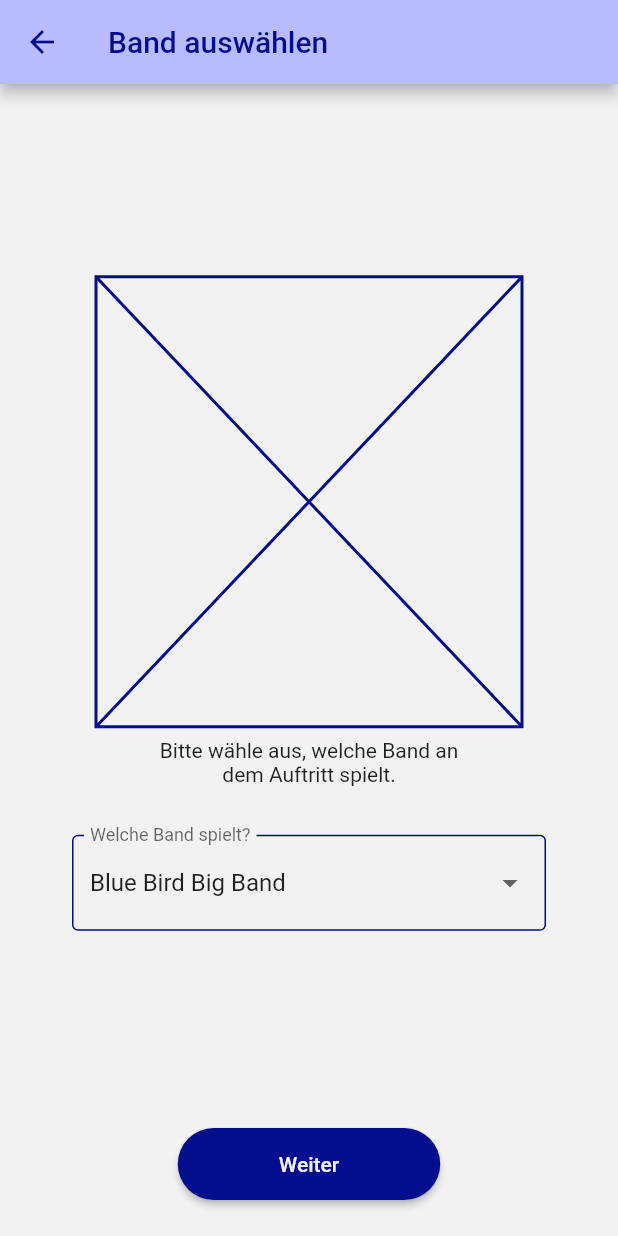
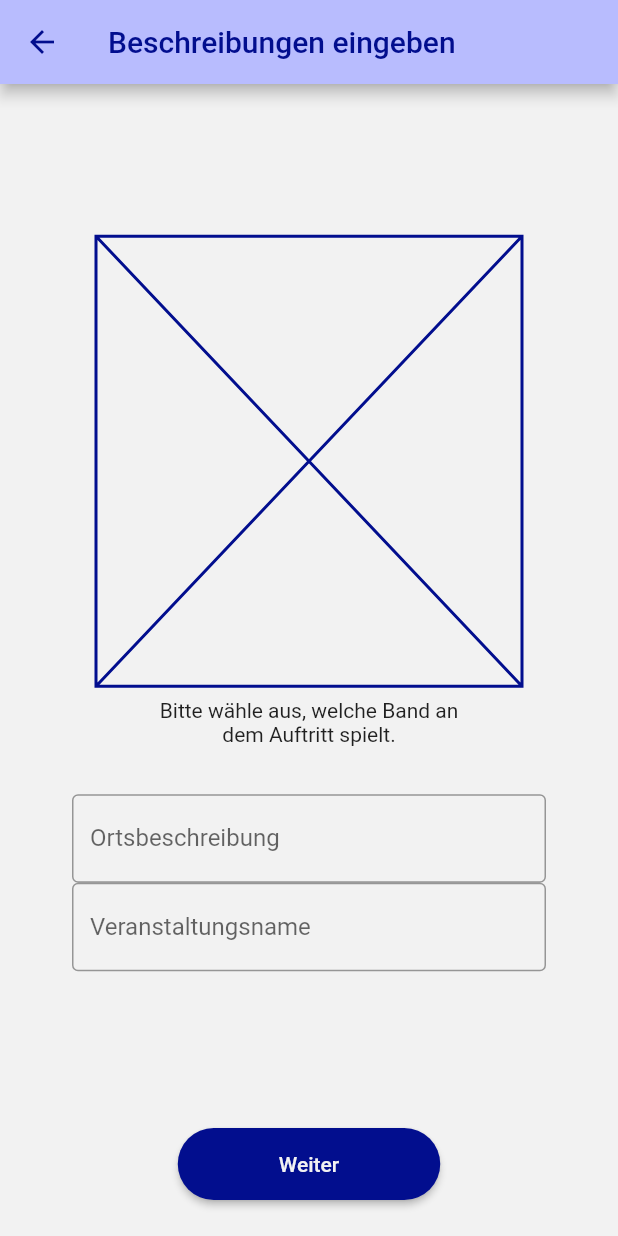
Before and after one commit to Mavv3006/Blue-Bird-Big-Band-Admin, a Flutter app: the AddingConcert1Screen screen opened by its route, after a tap on "Weiter", on a phone screen of 412 x 824 dp. Run offline on Flutter 3.47's test engine with Material 2 defaults, Android fonts, the phone set to English and light mode, and no system bars.

Commit message:
started working on page 2

```diff
--- a/lib/main.dart
+++ b/lib/main.dart
@@ -1,5 +1,6 @@
 import 'package:admin_app/resources/provider/concert_provider.dart';
 import 'package:admin_app/screens/addingConcertScreen/adding_concert_1.dart';
+import 'package:admin_app/screens/addingConcertScreen/adding_concert_2.dart';
 import 'package:admin_app/util/colors.dart';
 import 'package:admin_app/util/routes.dart';
 import 'package:flutter/material.dart';
@@ -26,14 +27,25 @@ class MyApp extends StatelessWidget {
       child: MaterialApp(
         title: 'BBBB Admin',
         theme: ThemeData(
-          primarySwatch: MyColors.darkBlueColor,
-          bottomAppBarColor: MyColors.darkBlueColor,
+          colorScheme: const ColorScheme(
+            brightness: Brightness.light,
+            primary: AddingConcertColors.lightBlue,
+            onPrimary: AddingConcertColors.darkBlue,
+            secondary: Colors.amber,
+            onSecondary: Colors.black87,
+            error: Colors.redAccent,
+            onError: Colors.black87,
+            background: AddingConcertColors.backgroundColor,
+            onBackground: Colors.black,
+            surface: Colors.white,
+            onSurface: Colors.black87,
+          ),
         ),
         initialRoute: Routes.index,
         routes: {
           Routes.index: (context) => const ConcertListScreen(),
           Routes.addConcert1: (context) => const AddingConcert1Screen(),
-          // Routes.addConcert2: (context) => const AddingConcertScreen(),
+          Routes.addConcert2: (context) => const AddingConcert2Screen(),
           // Routes.addConcert3: (context) => const AddingConcertScreen(),
         },
       ),
--- a/lib/screens/addingConcertScreen/adding_concert_1.dart
+++ b/lib/screens/addingConcertScreen/adding_concert_1.dart
@@ -1,8 +1,8 @@
 import 'package:admin_app/resources/provider/concert_provider.dart';
 import 'package:admin_app/screens/addingConcertScreen/adding_concert_continue_button.dart';
 import 'package:admin_app/screens/addingConcertScreen/adding_concert_scaffold.dart';
-import 'package:admin_app/screens/addingConcertScreen/adding_concert_screen.dart';
 import 'package:admin_app/util/colors.dart';
+import 'package:admin_app/util/routes.dart';
 import 'package:flutter/material.dart';
 import 'package:admin_app/util/constants.dart' as constants;
 
@@ -33,6 +33,7 @@ class _AddingConcert1ScreenState extends State<AddingConcert1Screen> {
   @override
   Widget build(BuildContext context) {
     return AddingConcertScaffold(
+      appBarTitle: "Band auswählen",
       child: Stack(
         children: [
           Padding(
@@ -52,8 +53,11 @@ class _AddingConcert1ScreenState extends State<AddingConcert1Screen> {
                   textAlign: TextAlign.center,
                 ),
                 Padding(
-                  padding:
-                      const EdgeInsets.only(left: 48.0, right: 48.0, top: 32),
+                  padding: const EdgeInsets.only(
+                    left: 48.0,
+                    right: 48.0,
+                    top: 32,
+                  ),
                   child: DropdownButtonFormField(
                     decoration: const InputDecoration(
                       border: OutlineInputBorder(),
@@ -76,7 +80,10 @@ class _AddingConcert1ScreenState extends State<AddingConcert1Screen> {
               ],
             ),
           ),
-          const AddingConcertContinueButton(buttonText: "Weiter"),
+          AddingConcertContinueButton(
+            buttonText: "Weiter",
+            onPressed: () => Navigator.pushNamed(context, Routes.addConcert2),
+          ),
         ],
       ),
     );
--- /dev/null
+++ b/lib/screens/addingConcertScreen/adding_concert_2.dart
@@ -0,0 +1,76 @@
+import 'package:admin_app/screens/addingConcertScreen/adding_concert_continue_button.dart';
+import 'package:admin_app/screens/addingConcertScreen/adding_concert_scaffold.dart';
+import 'package:admin_app/util/colors.dart';
+import 'package:flutter/material.dart';
+
+class AddingConcert2Screen extends StatefulWidget {
+  const AddingConcert2Screen({Key? key}) : super(key: key);
+
+  @override
+  State<AddingConcert2Screen> createState() => _AddingConcert2ScreenState();
+}
+
+class _AddingConcert2ScreenState extends State<AddingConcert2Screen> {
+  TextEditingController organizerController = TextEditingController();
+  TextEditingController locationController = TextEditingController();
+
+  @override
+  Widget build(BuildContext context) {
+    return AddingConcertScaffold(
+      appBarTitle: "Beschreibungen eingeben",
+      child: Stack(
+        children: [
+          Padding(
+            padding: const EdgeInsets.only(bottom: 75),
+            child: Column(
+              mainAxisAlignment: MainAxisAlignment.center,
+              children: [
+                const Padding(
+                  padding: EdgeInsets.only(left: 64, right: 64, bottom: 8),
+                  child: Placeholder(
+                    color: AddingConcertColors.darkBlue,
+                    fallbackHeight: 300,
+                  ),
+                ),
+                const Text(
+                  "Bitte wähle aus, welche Band an \ndem Auftritt spielt.",
+                  textAlign: TextAlign.center,
+                ),
+                Padding(
+                  padding: const EdgeInsets.only(
+                    left: 48.0,
+                    right: 48.0,
+                    top: 32,
+                  ),
+                  child: Column(
+                    mainAxisAlignment: MainAxisAlignment.center,
+                    children: [
+                      TextFormField(
+                        controller: locationController,
+                        decoration: const InputDecoration(
+                          border: OutlineInputBorder(),
+                          labelText: "Ortsbeschreibung",
+                        ),
+                      ),
+                      TextFormField(
+                        controller: organizerController,
+                        decoration: const InputDecoration(
+                          border: OutlineInputBorder(),
+                          labelText: "Veranstaltungsname",
+                        ),
+                      )
+                    ],
+                  ),
+                )
+              ],
+            ),
+          ),
+          AddingConcertContinueButton(
+            buttonText: "Weiter",
+            onPressed: () {},
+          ),
+        ],
+      ),
+    );
+  }
+}
--- a/lib/screens/addingConcertScreen/adding_concert_continue_button.dart
+++ b/lib/screens/addingConcertScreen/adding_concert_continue_button.dart
@@ -2,10 +2,12 @@ import 'package:admin_app/util/colors.dart';
 import 'package:flutter/material.dart';
 
 class AddingConcertContinueButton extends StatelessWidget {
-  const AddingConcertContinueButton({Key? key, required this.buttonText})
+  AddingConcertContinueButton(
+      {Key? key, required this.buttonText, required this.onPressed})
       : super(key: key);
 
   final String buttonText;
+  VoidCallback? onPressed;
 
   @override
   Widget build(BuildContext context) {
@@ -25,7 +27,7 @@ class AddingConcertContinueButton extends StatelessWidget {
               ),
             ),
           ),
-          onPressed: () {},
+          onPressed: onPressed,
           child: Padding(
             padding: const EdgeInsets.only(top: 16, bottom: 16),
             child: Text(buttonText),
--- a/lib/screens/addingConcertScreen/adding_concert_scaffold.dart
+++ b/lib/screens/addingConcertScreen/adding_concert_scaffold.dart
@@ -1,22 +1,22 @@
 import 'package:admin_app/util/colors.dart';
 import 'package:flutter/material.dart';
-import 'package:flutter/src/foundation/key.dart';
-import 'package:flutter/src/widgets/framework.dart';
 
 class AddingConcertScaffold extends StatelessWidget {
-  const AddingConcertScaffold({Key? key, required this.child})
+  const AddingConcertScaffold(
+      {Key? key, required this.child, required this.appBarTitle})
       : super(key: key);
 
   final Widget child;
+  final String appBarTitle;
 
   @override
   Widget build(BuildContext context) {
     return Scaffold(
         backgroundColor: AddingConcertColors.backgroundColor,
         appBar: AppBar(
-          title: const Text(
-            "Band auswählen",
-            style: TextStyle(
+          title: Text(
+            appBarTitle,
+            style: const TextStyle(
               color: AddingConcertColors.darkBlue,
             ),
           ),
```
